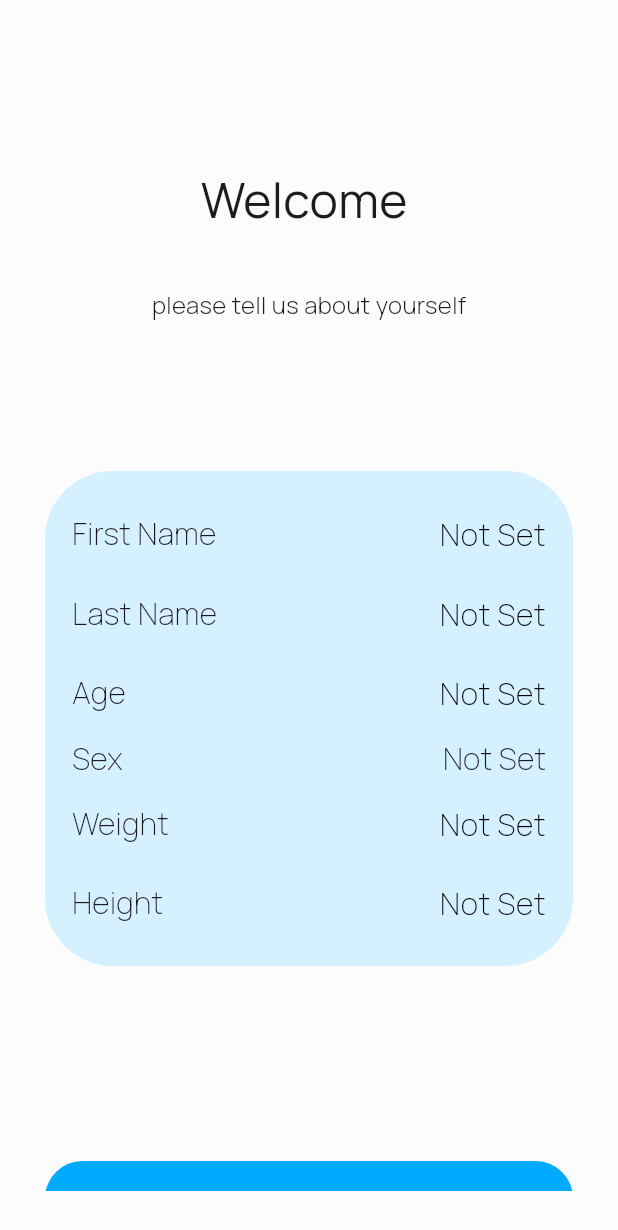
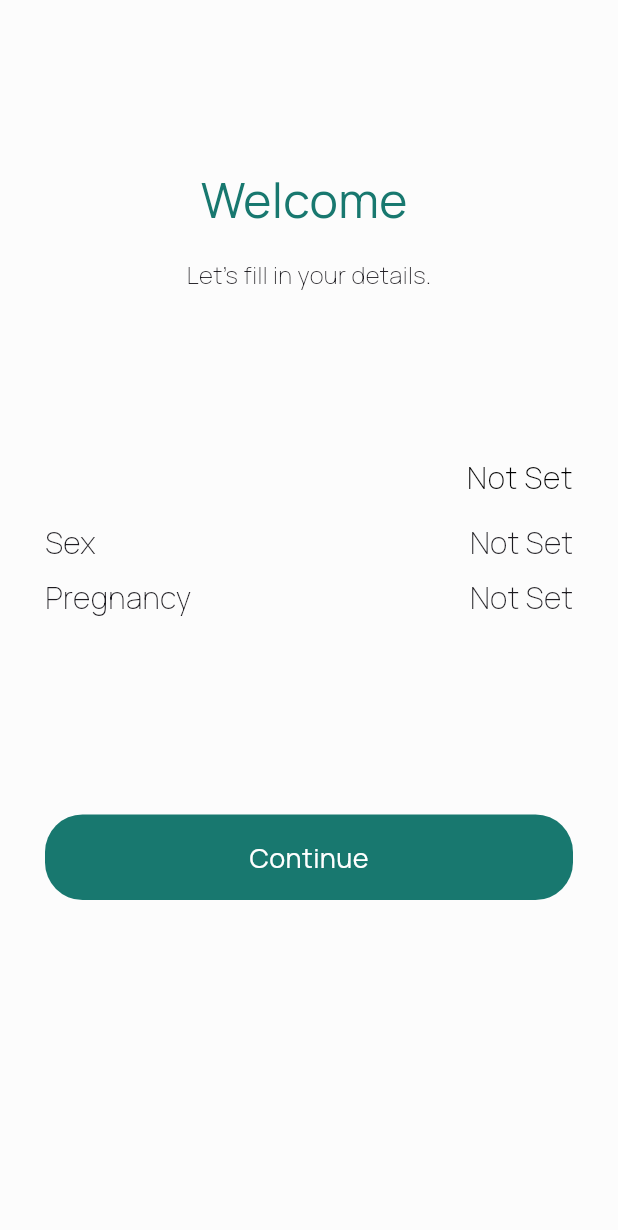
Before and after one commit to TushigBro/glucose-monitoring, a Flutter app: the InfoScreen screen opened directly with empty values, on a phone screen of 412 x 824 dp. Shown: the top 1230 px of the screen. Run offline on Flutter 3.47's test engine with Material 3 defaults, Android fonts, the phone set to English and light mode, and no system bars; our stand-ins replace country_picker, persistent_bottom_nav_bar.

Commit message:
Info_screen changes

```diff
--- a/lib/info_screen.dart
+++ b/lib/info_screen.dart
@@ -6,6 +6,7 @@ import 'package:glucose_monitoring/auth/login_screen.dart';
 import 'package:glucose_monitoring/auth/register_screen.dart';
 import 'package:glucose_monitoring/main_screen.dart';
 import 'package:glucose_monitoring/auth/sign_up_screen3.dart';
+import 'package:country_picker/country_picker.dart';
 
 class InfoScreen extends StatefulWidget {
   const InfoScreen({super.key, required this.username});
@@ -17,34 +18,20 @@ class InfoScreen extends StatefulWidget {
 class _InfoScreenState extends State<InfoScreen> {
   final List<String> choices = ['Not Set', 'Male', 'Female', 'Other'];
   int chosenIndex = 0;
-  late TextEditingController controller;
-  String FirstName = ' ';
-  late TextEditingController controller2;
-  String LastName = ' ';
+  final List<String> choices1 = ['Not Set', 'Yes', 'No', 'Not Certain'];
+  int chosenIndex1 = 0;
   late TextEditingController controller3;
   int age = 0;
-  late TextEditingController controller4;
-  int weight = 0;
-  late TextEditingController controller5;
-  int height = 0;
-
   @override
   void initState() {
     super.initState();
-    controller = TextEditingController();
-    controller2 = TextEditingController();
+
     controller3 = TextEditingController();
-    controller4 = TextEditingController();
-    controller5 = TextEditingController();
   }
 
   @override
   void dispose() {
-    controller.dispose();
-    controller2.dispose();
     controller3.dispose();
-    controller4.dispose();
-    ;
     super.dispose();
   }
 
@@ -65,99 +52,23 @@ class _InfoScreenState extends State<InfoScreen> {
                   Center(
                     child: Text(
                       'Welcome ${widget.username}',
-                      style: TextStyle(fontSize: 32),
+                      style: TextStyle(fontSize: 32, color: Color(0xFF18786F)),
                     ),
                   ),
-                  const SizedBox(height: 35),
+                  const SizedBox(height: 15),
                   Center(
                     child: const Text(
-                      'please tell us about yourself',
+                      "Let's fill in your details.",
                       style:
-                          TextStyle(fontSize: 16, fontWeight: FontWeight.w300),
+                          TextStyle(fontSize: 16, fontWeight: FontWeight.w200),
                     ),
                   ),
                   const SizedBox(height: 100),
-                  Container(
-                    padding: EdgeInsets.all(18.0),
-                    decoration: BoxDecoration(
-                      borderRadius: BorderRadius.circular(45.0),
-                      color: Color(0xffD5F1FF),
-                    ),
+                  Form(
                     child: Column(
                       children: [
                         Row(
                           children: [
-                            const Text(
-                              'First Name',
-                              style: TextStyle(
-                                  fontSize: 20, fontWeight: FontWeight.w200),
-                            ),
-                            const Spacer(),
-                            Expanded(
-                              child: TextField(
-                                controller: controller,
-                                onSubmitted: (String value) {
-                                  setState(() {
-                                    FirstName = controller.text;
-                                  });
-                                },
-                                style: TextStyle(
-                                    fontSize: 20, fontWeight: FontWeight.w200),
-                                decoration: InputDecoration(
-                                  hintText: 'Not Set',
-                                  border: InputBorder.none,
-                                  hintStyle: TextStyle(
-                                      fontSize: 20,
-                                      fontWeight: FontWeight.w200,
-                                      color: Colors.black,
-                                      decorationColor: Colors.black),
-                                ),
-                                textAlign: TextAlign.right,
-                              ),
-                            ),
-                          ],
-                        ),
-                        const SizedBox(height: 5),
-                        Row(
-                          children: [
-                            const Text(
-                              'Last Name',
-                              style: TextStyle(
-                                  fontSize: 20, fontWeight: FontWeight.w200),
-                            ),
-                            const Spacer(),
-                            Expanded(
-                              child: TextField(
-                                controller: controller2,
-                                onSubmitted: (String value) {
-                                  setState(() {
-                                    LastName = controller2.text;
-                                  });
-                                },
-                                style: TextStyle(
-                                    fontSize: 20, fontWeight: FontWeight.w200),
-                                decoration: InputDecoration(
-                                  hintText: 'Not Set',
-                                  border: InputBorder.none,
-                                  hintStyle: TextStyle(
-                                      fontSize: 20,
-                                      fontWeight: FontWeight.w200,
-                                      color: Colors.black,
-                                      decorationColor: Colors.black),
-                                ),
-                                textAlign: TextAlign.right,
-                              ),
-                            ),
-                          ],
-                        ),
-                        const SizedBox(height: 5),
-                        Row(
-                          children: [
-                            const Text(
-                              'Age',
-                              style: TextStyle(
-                                  fontSize: 20, fontWeight: FontWeight.w200),
-                            ),
                             const Spacer(),
                             Expanded(
                               child: TextField(
@@ -226,76 +137,44 @@ class _InfoScreenState extends State<InfoScreen> {
                             )
                           ],
                         ),
-                        const SizedBox(height: 5),
+                        const SizedBox(height: 8),
                         Row(
                           children: [
                             const Text(
-                              'Weight',
+                              'Pregnancy',
                               style: TextStyle(
                                   fontSize: 20, fontWeight: FontWeight.w200),
                             ),
                             const Spacer(),
-                            Expanded(
-                              child: TextField(
-                                controller: controller4,
-                                onSubmitted: (String value) {
-                                  setState(() {
-                                    weight = controller4.hashCode;
-                                  });
-                                },
-                                keyboardType: TextInputType.number,
-                                inputFormatters: <TextInputFormatter>[
-                                  FilteringTextInputFormatter.digitsOnly,
-                                ],
-                                style: TextStyle(
-                                    fontSize: 20, fontWeight: FontWeight.w200),
-                                decoration: InputDecoration(
-                                  hintText: 'Not Set',
-                                  border: InputBorder.none,
-                                  hintStyle: TextStyle(
-                                      fontSize: 20,
-                                      fontWeight: FontWeight.w200,
-                                      color: Colors.black),
-                                ),
-                                textAlign: TextAlign.right,
-                              ),
-                            ),
-                          ],
-                        ),
-                        const SizedBox(height: 5),
-                        Row(
-                          children: [
-                            const Text(
-                              'Height',
+                            InkWell(
+                              child: Text(
+                                choices1[chosenIndex1],
                                 style: TextStyle(
                                     fontSize: 20, fontWeight: FontWeight.w200),
                               ),
-                            const Spacer(),
-                            Expanded(
-                              child: TextField(
-                                controller: controller5,
-                                onSubmitted: (String value) {
+                              onTap: () => _showDialog(
+                                CupertinoPicker(
+                                  onSelectedItemChanged: (int value) {
                                     setState(() {
-                                    height = controller5.hashCode;
+                                      chosenIndex1 = value;
                                     });
                                   },
-                                keyboardType: TextInputType.number,
-                                inputFormatters: <TextInputFormatter>[
-                                  FilteringTextInputFormatter.digitsOnly,
-                                ],
+                                  children: List<Widget>.generate(
+                                      choices1.length, (index) {
+                                    return Center(
+                                      child: Text(choices1[index],
                                           style: TextStyle(
-                                    fontSize: 20, fontWeight: FontWeight.w200),
-                                decoration: InputDecoration(
-                                  hintText: 'Not Set',
-                                  border: InputBorder.none,
-                                  hintStyle: TextStyle(
                                               fontSize: 20,
-                                      fontWeight: FontWeight.w200,
-                                      color: Colors.black),
-                                ),
-                                textAlign: TextAlign.right,
+                                              fontWeight: FontWeight.w200)),
+                                    );
+                                  }),
+                                  magnification: 1.22,
+                                  squeeze: 1.2,
+                                  useMagnifier: true,
+                                  itemExtent: 64,
                                 ),
                               ),
+                            )
                           ],
                         ),
                       ],
@@ -314,12 +193,12 @@ class _InfoScreenState extends State<InfoScreen> {
                     child: Container(
                       height: 57,
                       decoration: BoxDecoration(
-                        color: Color(0xff00AAFF),
+                        color: Color(0xFF18786F),
                         borderRadius: BorderRadius.circular(25.0),
                       ),
                       child: Center(
                         child: Text(
-                          "Let's get started",
+                          "Continue",
                           style: TextStyle(
                               fontSize: 18,
                               fontWeight: FontWeight.w400,
--- a/pubspec.yaml
+++ b/pubspec.yaml
@@ -9,6 +9,7 @@ dependencies:
   flutter:
     sdk: flutter
   cupertino_icons: ^1.0.2
+  country_picker: ^2.0.27
   persistent_bottom_nav_bar: ^6.2.1
 
 dev_dependencies:
```
Also changed, not shown: pubspec.lock, 1 other file. Lines whose indentation alone changed are shown as unchanged.
